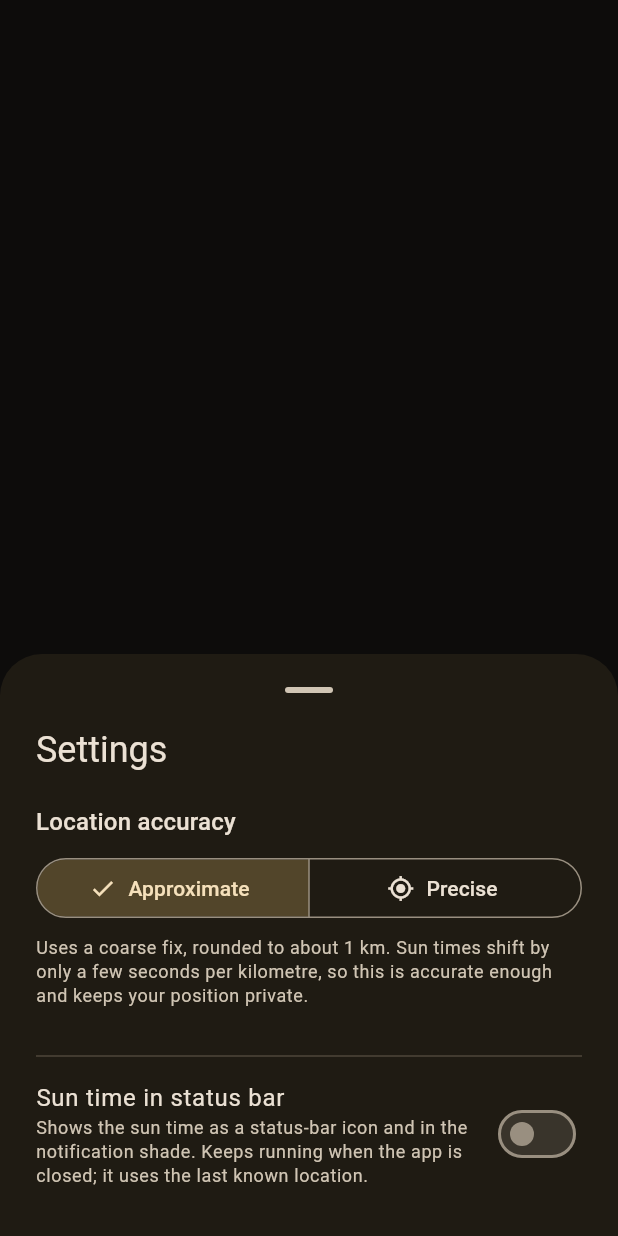
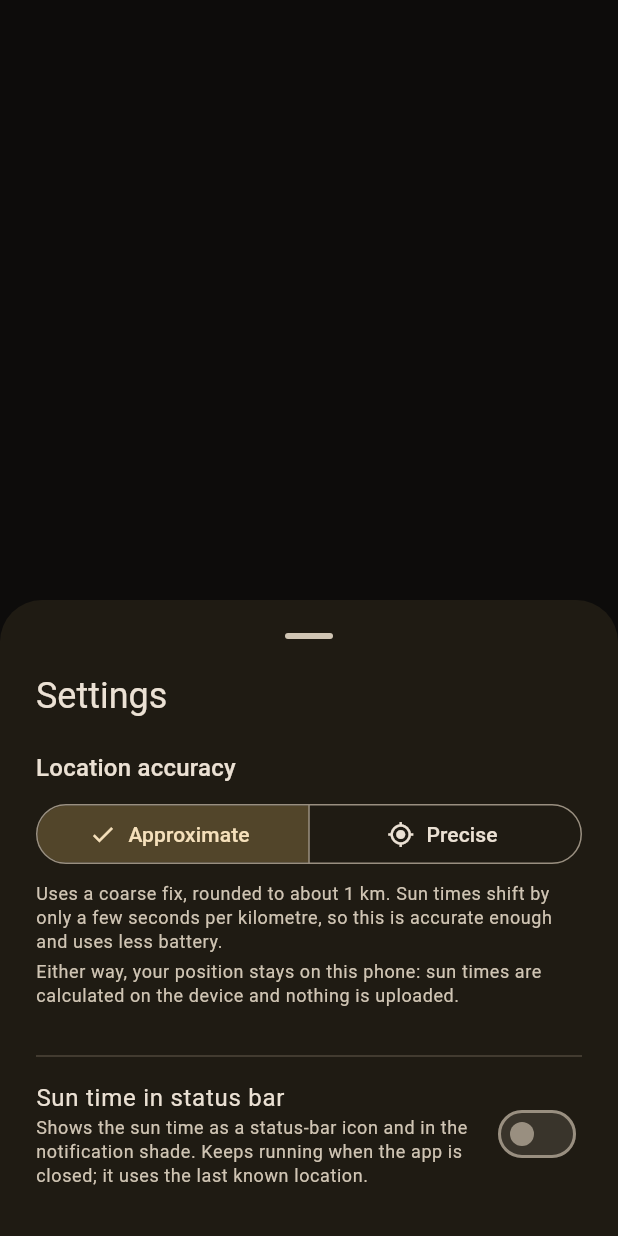
Before and after one commit to marc-frank/sun-clock, a Flutter app: what showSettings() shows on an empty page, opened directly with empty values, on a phone screen of 412 x 824 dp. Run offline on Flutter 3.47's test engine with Material 3 defaults, Android fonts, the phone set to English and light mode, and no system bars; our stand-ins replace fl_chart, flutter_map, geolocator, latlong2, shared_preferences, timezone; missing offline and left inert: lat_lng_to_timezone; accounts and stored records are empty.

Commit message:
Clarify that location never leaves the device in both precision modes
Co-Authored-By: Claude Opus 5.5 <noreply@anthropic.com>

```diff
--- a/lib/settings_sheet.dart
+++ b/lib/settings_sheet.dart
@@ -51,9 +51,15 @@ void showSettings(
                     model.precision == LocationPrecision.approximate
                         ? 'Uses a coarse fix, rounded to about 1 km. Sun times '
                             'shift by only a few seconds per kilometre, so this '
-                            'is accurate enough and keeps your position private.'
+                            'is accurate enough and uses less battery.'
                         : 'Uses GPS for your exact position. Sun times become '
                             'accurate to the second; uses a little more battery.',
+                    style: muted,
+                  ),
+                  const SizedBox(height: 4),
+                  Text(
+                    'Either way, your position stays on this phone: sun times '
+                    'are calculated on the device and nothing is uploaded.',
                     style: muted,
                   ),
                   if (model.precision == LocationPrecision.precise &&
```
